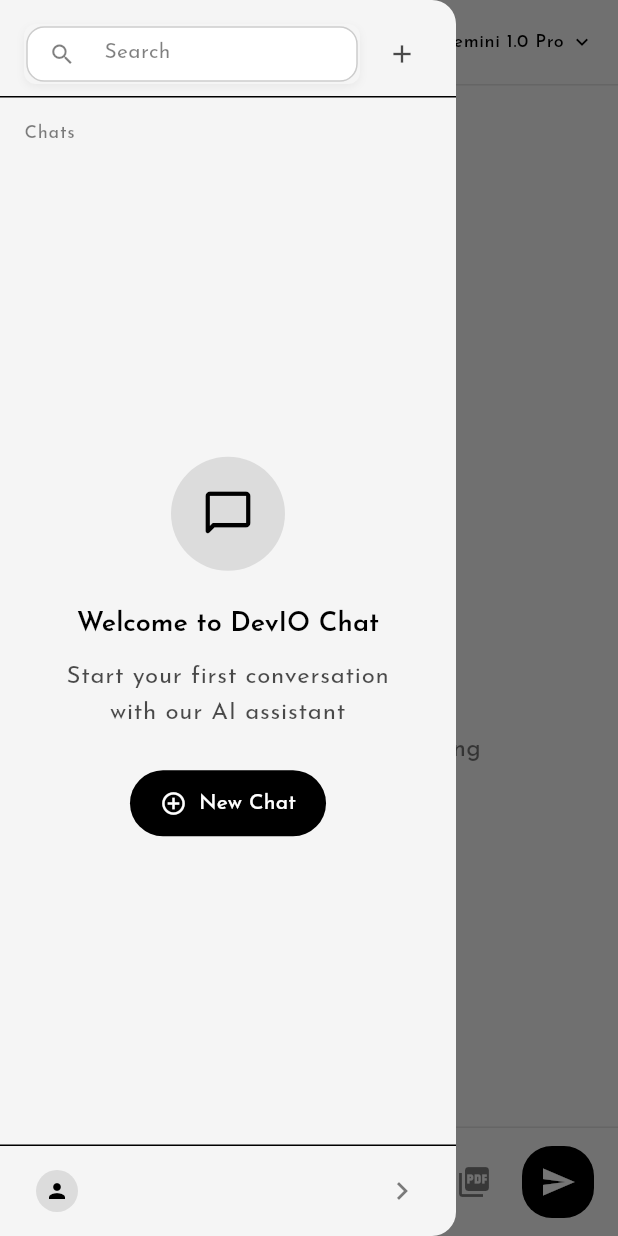
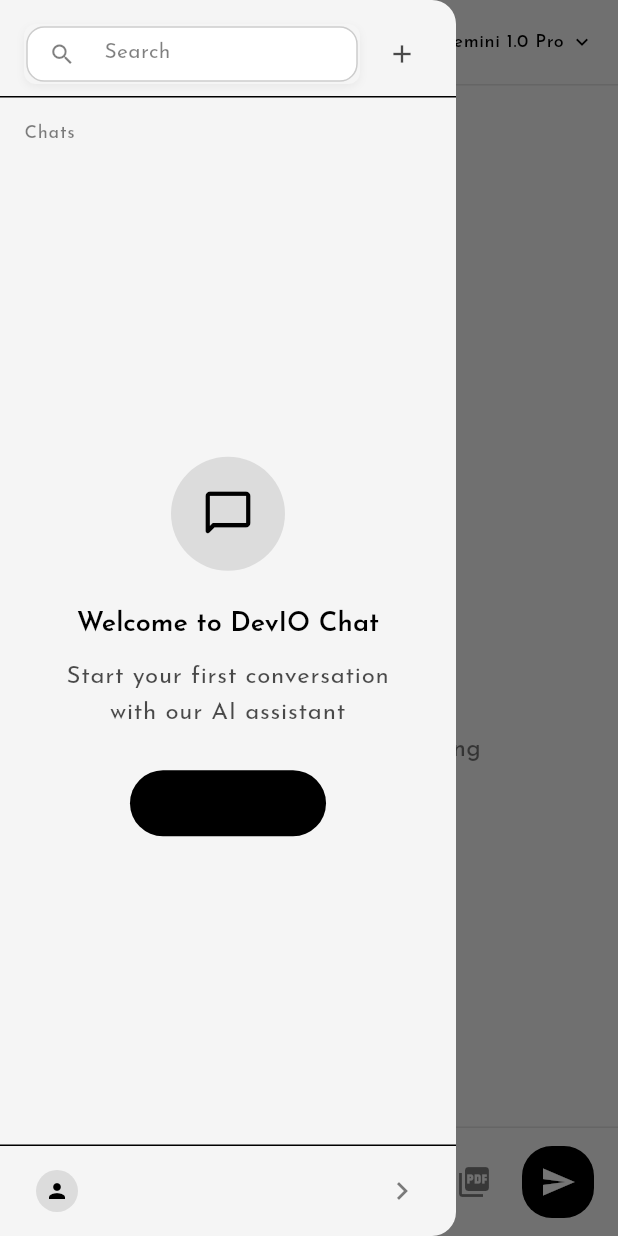
Before and after one commit to callmeartan/devio, a Flutter app: the LlmChatScreen screen opened by its route, with the side drawer open, on a phone screen of 412 x 824 dp. Run offline on Flutter 3.47's test engine with Material 3 defaults, Android fonts, the phone set to English and light mode, and no system bars; our stand-ins replace cloud_firestore, firebase_auth, firebase_core, flutter_animate, flutter_bloc, flutter_dotenv and 8 more; missing offline and left inert: syncfusion_flutter_pdf; accounts and stored records are empty; generated files the repository leaves out were written again; network calls fail; project files that could hold a hidden picture were left out.

Commit message:
fixed the font color

```diff
--- a/lib/screens/llm_chat_screen.dart
+++ b/lib/screens/llm_chat_screen.dart
@@ -793,11 +793,14 @@ class _LlmChatScreenState extends State<LlmChatScreen> {
                                       },
                                       icon: const Icon(Icons.add_circle_outline,
                                           size: 18),
-                                      label: const Text('New Chat'),
+                                      label: Text(
+                                        'New Chat',
+                                        style: TextStyle(color: Colors.black),
+                                      ),
                                       style: FilledButton.styleFrom(
                                         backgroundColor:
                                             theme.colorScheme.primary,
-                                        foregroundColor: Colors.white,
+                                        foregroundColor: Colors.black,
                                         padding: const EdgeInsets.symmetric(
                                           horizontal: 20,
                                           vertical: 12,
```
